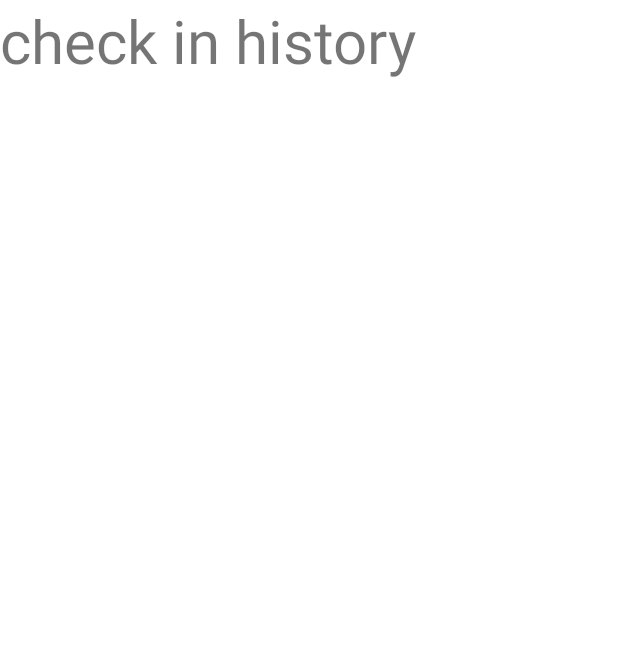
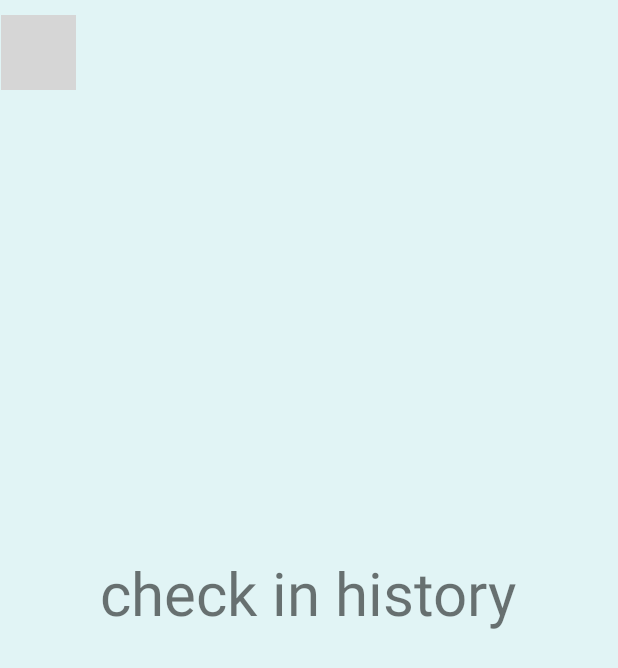
Before and after one commit to ChanZH0525/TraceCovid, an Android app: the checkinhistory screen opened directly, with no data from a screen before it, on a phone screen of 412 x 824 dp. Shown: the top 668 px of the screen. Run offline under Robolectric (Android 15) with nearby library versions, the phone set to English and light mode, and no system bars; grey boxes are pictures that could not be loaded.

Commit message:
button from check in to checkinhistory.kt now available, back button not working

```diff
--- a/TraceCovid/app/src/main/java/com/example/tracecovid/checkinhistory.kt
+++ b/TraceCovid/app/src/main/java/com/example/tracecovid/checkinhistory.kt
@@ -1,11 +1,25 @@
 package com.example.tracecovid
 
+import android.content.Intent
 import androidx.appcompat.app.AppCompatActivity
 import android.os.Bundle
+import android.widget.Button
+import android.widget.ImageView
+import androidx.fragment.app.Fragment
 
 class checkinhistory : AppCompatActivity() {
+
     override fun onCreate(savedInstanceState: Bundle?) {
         super.onCreate(savedInstanceState)
         setContentView(R.layout.activity_checkinhistory)
+        val backbtn: ImageView =findViewById(R.id.backbtn)
+        backbtn.setOnClickListener{
+            val fragment: Fragment = checkinFragment()
+
+                startActivity(Intent(this, MainActivity::class.java))
+                finish()
+
+            }
     }
+
 }
--- a/TraceCovid/app/src/main/res/layout/activity_checkinhistory.xml
+++ b/TraceCovid/app/src/main/res/layout/activity_checkinhistory.xml
@@ -1,15 +1,37 @@
 <?xml version="1.0" encoding="utf-8"?>
-<LinearLayout xmlns:android="http://schemas.android.com/apk/res/android"
+<androidx.constraintlayout.widget.ConstraintLayout xmlns:android="http://schemas.android.com/apk/res/android"
     xmlns:app="http://schemas.android.com/apk/res-auto"
     xmlns:tools="http://schemas.android.com/tools"
     android:layout_width="match_parent"
     android:layout_height="match_parent"
-    android:orientation="vertical"
+    android:background="@color/light_turqoise"
     tools:context=".checkinhistory">
+
+    <ImageView
+        android:id="@+id/backbtn"
+        android:layout_width="50dp"
+        android:layout_height="50dp"
+        android:layout_marginTop="10dp"
+        android:layout_marginEnd="361dp"
+        android:src="@drawable/ic_baseline_arrow_back_ios_new_24"
+        app:layout_constraintEnd_toEndOf="parent"
+        app:layout_constraintStart_toStartOf="parent"
+        app:layout_constraintTop_toTopOf="parent"
+        app:tint="@color/white" />
+
     <TextView
         android:layout_width="wrap_content"
         android:layout_height="wrap_content"
+        android:layout_marginStart="66dp"
+        android:layout_marginTop="322dp"
+        android:layout_marginEnd="67dp"
+        android:layout_marginBottom="356dp"
         android:text="check in history"
-        android:textSize="40dp"/>
+        android:textSize="40dp"
+        app:layout_constraintBottom_toBottomOf="parent"
+        app:layout_constraintEnd_toEndOf="parent"
+        app:layout_constraintStart_toStartOf="parent"
+        app:layout_constraintTop_toTopOf="parent" />
 
-</LinearLayout>
+
+</androidx.constraintlayout.widget.ConstraintLayout>
--- a/TraceCovid/app/src/main/res/layout/activity_main.xml
+++ b/TraceCovid/app/src/main/res/layout/activity_main.xml
@@ -14,9 +14,9 @@
         app:layout_constraintEnd_toEndOf="parent"
         app:layout_constraintStart_toStartOf="parent"
         app:menu="@menu/menu"
-        app:itemIconTint="#45C3C1"
-        app:itemTextColor="#45C3C1"
-        app:itemRippleColor="#007870"
+        app:itemIconTint="@color/main_green"
+        app:itemTextColor="@color/main_green"
+        app:itemRippleColor="@color/dark_green"
         android:background="@color/white"/>
     <FrameLayout
         android:layout_width="match_parent"
--- a/TraceCovid/app/src/main/res/values/colors.xml
+++ b/TraceCovid/app/src/main/res/values/colors.xml
@@ -8,4 +8,6 @@
     <color name="black">#FF000000</color>
     <color name="white">#FFFFFFFF</color>
     <color name="main_green">#45C3C1</color>
+    <color name="dark_green">#007870</color>
+    <color name="light_turqoise">#E1F4F5</color>
 </resources>
```
